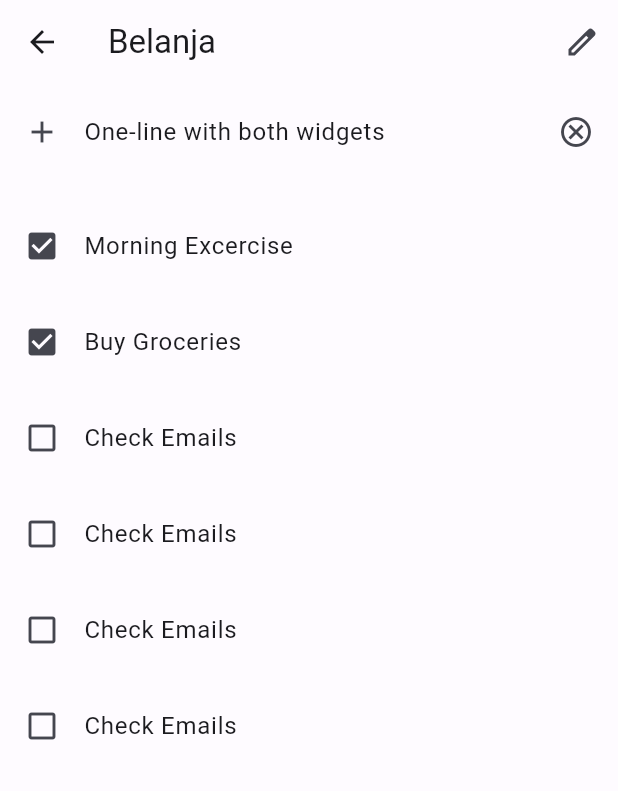
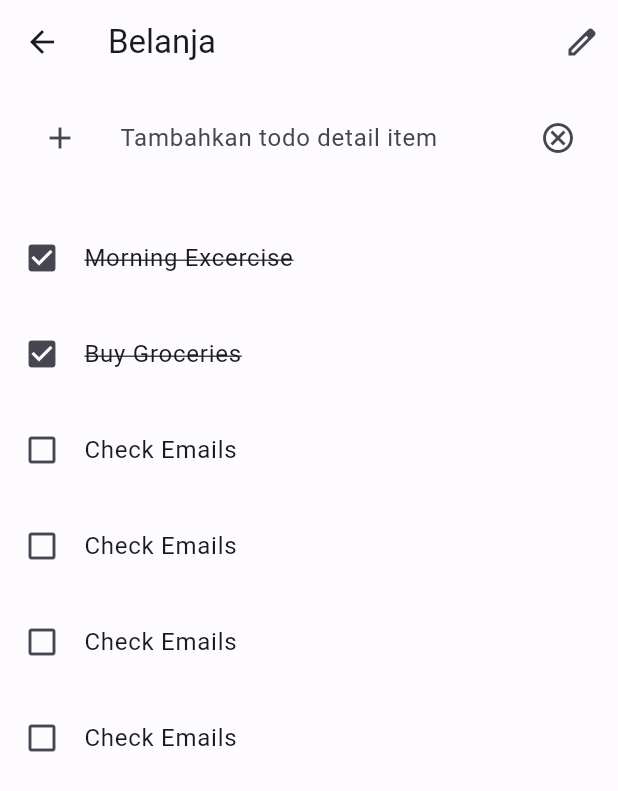
Before and after one commit to ramahartadi/Famizer, a Flutter app: the TodoDetailPage screen opened directly, on a phone screen of 412 x 824 dp. Shown: the top 791 px of the screen. Run offline on Flutter 3.47's test engine with Material 2 defaults, Android fonts, the phone set to English and light mode, and no system bars; drawn by our look-alikes of dynamic_color; our stand-ins replace firebase_core, flutter_svg; accounts and stored records are empty.

Commit message:
feature(todo): CRUD todo local

```diff
--- a/package/todo/lib/presentation/pages/todo_detail_page.dart
+++ b/package/todo/lib/presentation/pages/todo_detail_page.dart
@@ -13,9 +13,17 @@ class TodoDetailPage extends StatefulWidget {
 }
 
 class _TodoDetailState extends State<TodoDetailPage> {
-  List<int> items = List<int>.generate(10, (int index) => index);
   final List<ToDo> todoData;
   _TodoDetailState({Key? key, required this.todoData});
+  final _todoController = TextEditingController();
+
+  List<ToDo> _foundToDo = [];
+
+  @override
+  void initState() {
+    _foundToDo = todoData;
+    super.initState();
+  }
 
   @override
   Widget build(BuildContext context) {
@@ -42,14 +50,30 @@ class _TodoDetailState extends State<TodoDetailPage> {
           Container(
             child: ListTile(
               contentPadding: EdgeInsets.only(right: 16, left: 16, top: 4),
-              leading: Icon(Icons.add),
-              title: Text('One-line with both widgets'),
-              trailing: Icon(Icons.cancel_outlined),
+              leading: IconButton(
+                icon: Icon(Icons.add),
+                onPressed: () {
+                  _addTodoItem(_todoController.text);
+                },
+              ),
+              title: TextField(
+                controller: _todoController,
+                decoration: InputDecoration(
+                  hintText: "Tambahkan todo detail item",
+                  border: InputBorder.none,
+                ),
+              ),
+              trailing: IconButton(
+                icon: Icon(Icons.cancel_outlined),
+                onPressed: () {
+                  _todoController.clear();
+                },
+              ),
             ),
           ),
           Expanded(
             child: ListView.builder(
-              itemCount: todoData.length,
+              itemCount: _foundToDo.length,
               padding: const EdgeInsets.symmetric(vertical: 16),
               itemBuilder: (BuildContext context, int index) {
                 return Dismissible(
@@ -62,20 +86,28 @@ class _TodoDetailState extends State<TodoDetailPage> {
                       color: context.colors.onErrorContainer,
                     ),
                   ),
-                  key: ValueKey<int>(items[index]),
+                  key: ValueKey<ToDo>(_foundToDo[index]),
                   onDismissed: (DismissDirection direction) {
                     setState(() {
-                      items.removeAt(index);
+                      _deleteTodoItem(_foundToDo[index].id!);
                     });
                   },
                   child: ListTile(
+                    onTap: () {
+                      _handleTodoChange(_foundToDo[index]);
+                    },
                     contentPadding:
                         EdgeInsets.symmetric(vertical: 4, horizontal: 16),
-                    leading: Icon(todoData[index].isDone
+                    leading: Icon(_foundToDo[index].isDone
                         ? Icons.check_box
                         : Icons.check_box_outline_blank),
                     title: Text(
-                      '${todoData[index].todoText}',
+                      '${_foundToDo[index].todoText}',
+                      style: TextStyle(
+                        decoration: _foundToDo[index].isDone
+                            ? TextDecoration.lineThrough
+                            : TextDecoration.none,
+                      ),
                     ),
                   ),
                 );
@@ -86,4 +118,25 @@ class _TodoDetailState extends State<TodoDetailPage> {
       ),
     );
   }
+
+  void _handleTodoChange(ToDo todo) {
+    setState(() {
+      todo.isDone = !todo.isDone;
+    });
+  }
+
+  void _deleteTodoItem(String id) {
+    setState(() {
+      todoData.removeWhere((item) => item.id == id);
+    });
+  }
+
+  void _addTodoItem(String toDo) {
+    setState(() {
+      todoData.add(ToDo(
+          id: DateTime.now().millisecondsSinceEpoch.toString(),
+          todoText: toDo));
+    });
+    _todoController.clear();
+  }
 }
```
